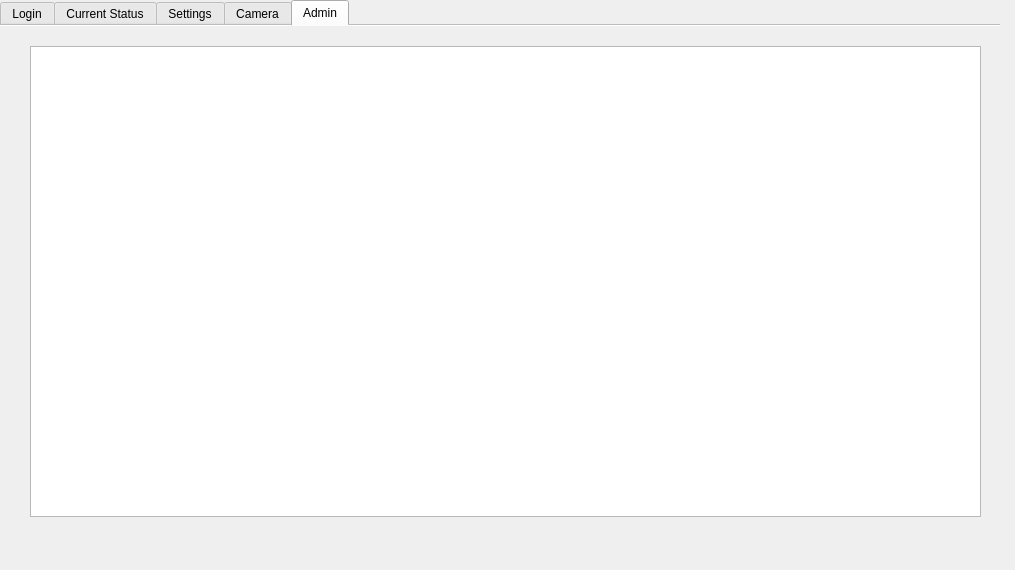
Above: SMRS.ui from quilp007/SMRS before the change. Below: the same form after it.
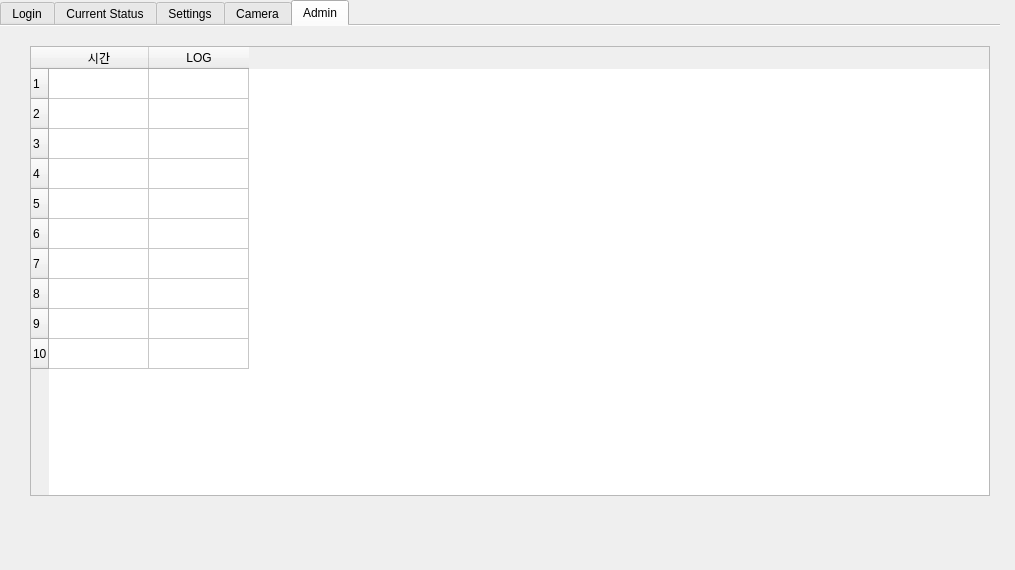
That is the form after the change. The open tabs and pages were chosen to show the change. Icons and pictures are not drawn.

Commit message: CHANG FONT SIZE-->9 INPUT WARNING FONT SIZE ->9 PRE HEATING , HEATING ACTIVE COLOR CHANGE CAMERA TAP (CAPTURE)TXT--> CAM IMAGE SAVE CHANGE

Patch:
```diff
--- a/SMRS.ui
+++ b/SMRS.ui
@@ -1600,15 +1600,87 @@
     <attribute name="title">
      <string>Admin</string>
     </attribute>
-    <widget class="QTextEdit" name="textEdit_log">
+    <widget class="QTableWidget" name="tableWidget">
+     <property name="enabled">
+      <bool>true</bool>
+     </property>
      <property name="geometry">
       <rect>
        <x>30</x>
        <y>20</y>
-       <width>951</width>
-       <height>471</height>
+       <width>960</width>
+       <height>450</height>
       </rect>
      </property>
+     <property name="rowCount">
+      <number>10</number>
+     </property>
+     <property name="columnCount">
+      <number>2</number>
+     </property>
+     <attribute name="horizontalHeaderHighlightSections">
+      <bool>true</bool>
+     </attribute>
+     <row>
+      <property name="text">
+       <string>1</string>
+      </property>
+     </row>
+     <row>
+      <property name="text">
+       <string>2</string>
+      </property>
+     </row>
+     <row>
+      <property name="text">
+       <string>3</string>
+      </property>
+     </row>
+     <row>
+      <property name="text">
+       <string>4</string>
+      </property>
+     </row>
+     <row>
+      <property name="text">
+       <string>5</string>
+      </property>
+     </row>
+     <row>
+      <property name="text">
+       <string>6</string>
+      </property>
+     </row>
+     <row>
+      <property name="text">
+       <string>7</string>
+      </property>
+     </row>
+     <row>
+      <property name="text">
+       <string>8</string>
+      </property>
+     </row>
+     <row>
+      <property name="text">
+       <string>9</string>
+      </property>
+     </row>
+     <row>
+      <property name="text">
+       <string>10</string>
+      </property>
+     </row>
+     <column>
+      <property name="text">
+       <string>시간</string>
+      </property>
+     </column>
+     <column>
+      <property name="text">
+       <string>LOG</string>
+      </property>
+     </column>
     </widget>
    </widget>
   </widget>
```
Left out of the diff: 4 changed lines with no effect on the pictures. The commit also changes 1 other file.
